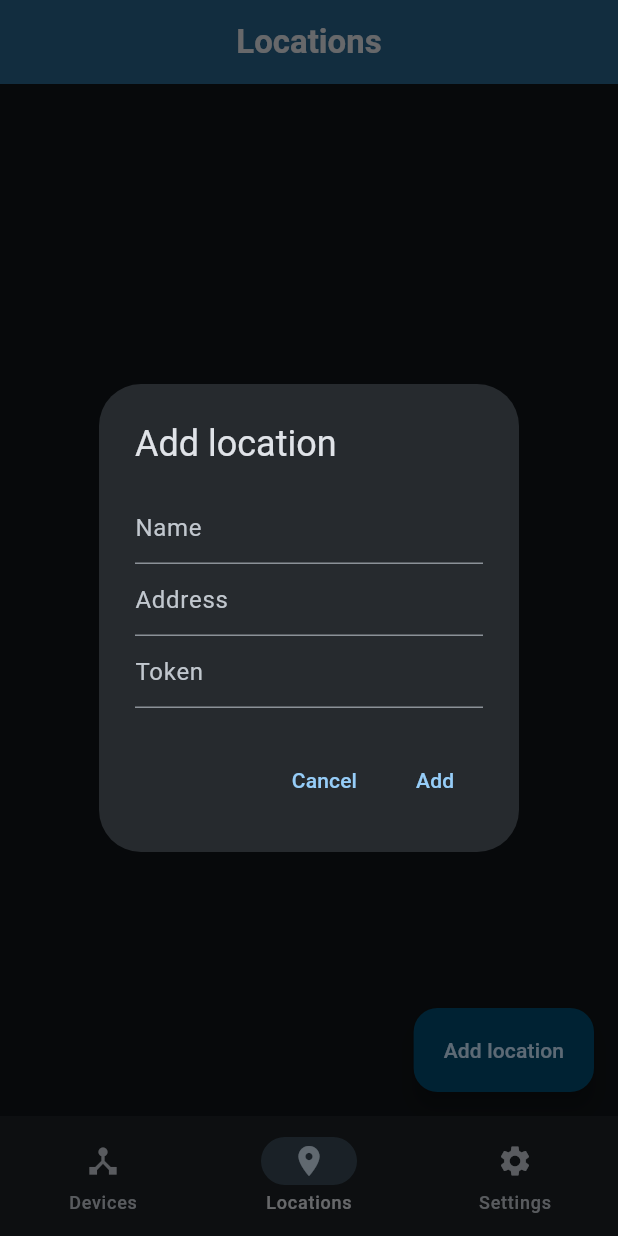
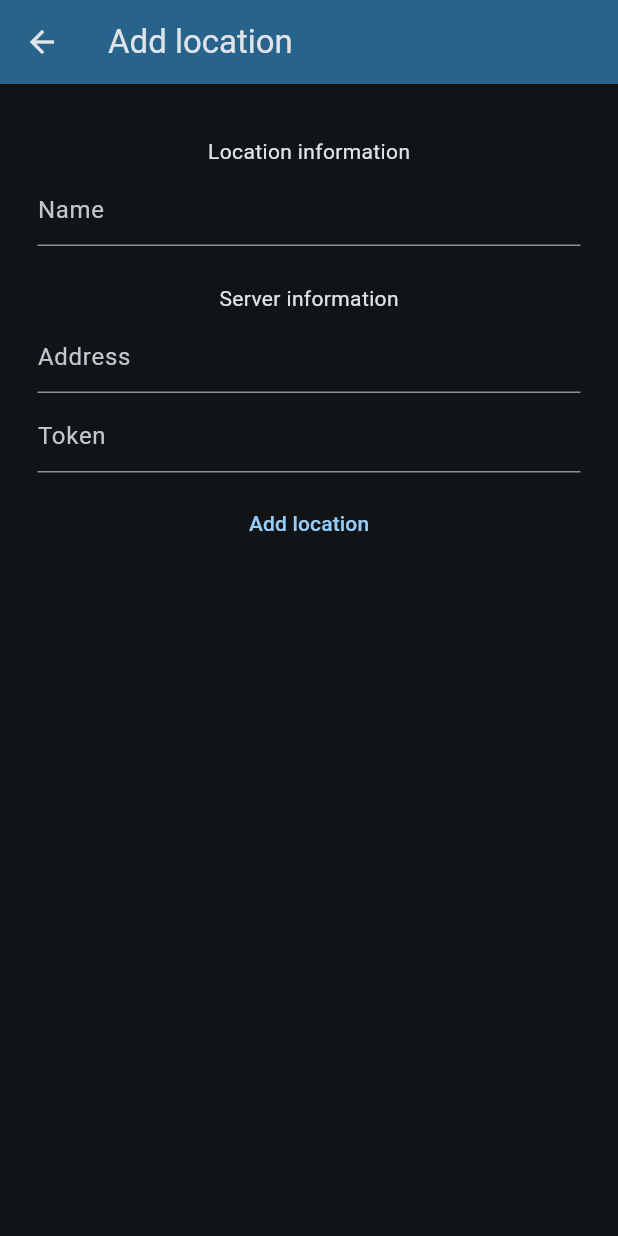
Before and after one commit to HttpRafa/wakey, a Flutter app: the screen it shows after launch, item 2 of the bottom bar chosen, after a tap on "Add location", on a phone screen of 412 x 824 dp. Run offline on Flutter 3.47's test engine with Material 3 defaults, Android fonts, the phone set to English and light mode, and no system bars; our stand-ins replace shared_preferences.

Commit message:
Worked on the add screens

```diff
--- a/app/lib/device/device.dart
+++ /dev/null
@@ -1,17 +0,0 @@
-import 'package:flutter/material.dart';
-
-class Device {
-
-  UniqueKey locationKey;
-  String name;
-
-  Device(this.locationKey, this.name);
-
-  factory Device.fromJson(Map<String, dynamic> json) => Device(json["locationKey"], json["name"]);
-
-  Map<String, dynamic> toJson() => {
-    "locationKey": locationKey,
-    "name": name
-  };
-
-}
--- a/app/lib/dialog/add_device_dialog.dart
+++ /dev/null
@@ -1,52 +0,0 @@
-import 'package:flutter/material.dart';
-import 'package:wakey/device/device.dart';
-
-import '../device/location.dart';
-
-void showAddDeviceDialog(BuildContext context, List<Device> devices, List<Location> locations, Function(Device) callback) {
-  if(locations.isNotEmpty) {
-    showDialog(context: context, builder: (context) => AlertDialog(
-      title: const Text("Add device"),
-      content: Column(
-        mainAxisSize: MainAxisSize.min,
-        children: [
-          const Text("Location"),
-          DropdownButton(
-            hint: const Text('Please choose a location'), // Not necessary for Option 1
-            value: locations.first.name,
-            onChanged: (newValue) {
-            },
-            items: locations.map((location) {
-              return DropdownMenuItem(
-                value: location,
-                child: Text(location.name),
-              );
-            }).toList(),
-          ),
-          const Padding(padding: EdgeInsets.only(top: 15), child: Text("Device")),
-          const TextField(
-            decoration: InputDecoration(hintText: "Name"),
-          ),
-        ],
-      ),
-      actions: [
-        TextButton(onPressed: () => Navigator.pop(context), child: const Text("Cancel")),
-        TextButton(onPressed: () {
-          Navigator.pop(context);
-        }, child: const Text("Add")),
-      ],
-    ));
-  } else {
-    showFailedDialog(context, "Failed to add device", "It seems like you haven't added a location yet, please add one first.");
-  }
-}
-
-void showFailedDialog(BuildContext context, String title, String message) {
-  showDialog(context: context, builder: (context) => AlertDialog(
-    title: Text(title),
-    content: Text(message),
-    actions: [
-      TextButton(onPressed: () => Navigator.pop(context), child: const Text("OK")),
-    ],
-  ));
-}
--- a/app/lib/dialog/add_location_dialog.dart
+++ /dev/null
@@ -1,48 +0,0 @@
-import 'package:flutter/material.dart';
-
-import '../device/location.dart';
-
-class AddLocationDialog {
-  static final nameController = TextEditingController();
-  static final addressController = TextEditingController();
-  static final tokenController = TextEditingController();
-
-  static void show(BuildContext context, List<Location> locations, Function(Location) callback) {
-    showDialog(context: context, builder: (context) => AlertDialog(
-      title: const Text("Add location"),
-      content: Column(
-        mainAxisSize: MainAxisSize.min,
-        children: [
-          TextField(
-            decoration: const InputDecoration(hintText: "Name"),
-            controller: nameController,
-          ),
-          TextField(
-            decoration: const InputDecoration(hintText: "Address"),
-            controller: addressController,
-          ),
-          TextField(
-            decoration: const InputDecoration(hintText: "Token"),
-            controller: tokenController,
-            obscureText: true,
-          ),
-        ],
-      ),
-      actions: [
-        TextButton(onPressed: () => Navigator.pop(context), child: const Text("Cancel")),
-        TextButton(onPressed: () {
-          if(!locations.any((element) => element.name == nameController.text)) {
-            Location location = Location(UniqueKey(), nameController.text, addressController.text, tokenController.text);
-            // TODO: Validate that location is correct
-            callback(location);
-
-            Navigator.pop(context);
-          }
-
-          const snackBar = SnackBar(content: Text("There is already a location with the same name"));
-          ScaffoldMessenger.of(context).showSnackBar(snackBar);
-        }, child: const Text("Add")),
-      ],
-    ));
-  }
-}
--- a/app/lib/device/location.dart
+++ b/app/lib/endpoint/location.dart
@@ -1,8 +1,7 @@
-import 'package:flutter/material.dart';
 
 class Location {
 
-  UniqueKey key;
+  String key;
   String name;
   String address;
   String token;
--- /dev/null
+++ b/app/lib/screen/add/add_location.dart
@@ -0,0 +1,78 @@
+import 'package:flutter/material.dart';
+import 'package:wakey/endpoint/location.dart';
+import 'package:wakey/widget/app_bar.dart';
+
+class AddLocationScreen extends StatelessWidget {
+
+  static final nameController = TextEditingController();
+  static final addressController = TextEditingController();
+  static final tokenController = TextEditingController();
+
+  final List<Location> locations;
+  final Function(Location) callback;
+
+  const AddLocationScreen(this.locations, this.callback, {super.key});
+
+  @override
+  Widget build(BuildContext context) {
+    return Scaffold(
+      appBar: generateStandardAppBar(context, "Add location"),
+      body: Padding(
+        padding: const EdgeInsets.only(right: 25, left: 25, top: 10),
+        child: Column(
+          mainAxisSize: MainAxisSize.min,
+          children: [
+            const Padding(padding: EdgeInsets.only(top: 25),
+                child: Text("Location information")),
+            Padding(padding: const EdgeInsets.only(top: 5), child: TextField(
+              decoration: const InputDecoration(hintText: "Name"),
+              controller: nameController,
+            )),
+            const Padding(padding: EdgeInsets.only(top: 25),
+                child: Text("Server information")),
+            Padding(padding: const EdgeInsets.only(top: 5), child: TextField(
+              decoration: const InputDecoration(hintText: "Address"),
+              controller: addressController,
+            )),
+            Padding(padding: const EdgeInsets.only(top: 5), child: TextField(
+              decoration: const InputDecoration(hintText: "Token"),
+              controller: tokenController,
+              obscureText: true,
+            )),
+            Padding(padding: const EdgeInsets.only(top: 10),
+                child: TextButton(onPressed: () => _addLocation(context), child: const Text("Add location")))
+          ],
+        ),
+      ),
+    );
+  }
+
+  void _addLocation(BuildContext context) {
+    if(nameController.text.isEmpty) {
+      const snackBar = SnackBar(content: Text(
+          "Please enter a valid name"));
+      ScaffoldMessenger.of(context).showSnackBar(snackBar);
+      return;
+    }
+    if (!locations.any((element) => element.name == nameController.text)) {
+      Location location = Location(
+          UniqueKey().toString(), nameController.text,
+          addressController.text, tokenController.text);
+      // TODO: Validate that location is correct
+      callback(location);
+
+      Navigator.pop(context);
+
+      // Clear input fields
+      nameController.clear();
+      addressController.clear();
+      tokenController.clear();
+      return;
+    }
+
+    const snackBar = SnackBar(content: Text(
+        "There is already a location with the same name"));
+    ScaffoldMessenger.of(context).showSnackBar(snackBar);
+  }
+
+}
--- a/app/lib/screen/devices.dart
+++ /dev/null
@@ -1,38 +0,0 @@
-import 'package:flutter/material.dart';
-import 'package:wakey/device/device.dart';
-import 'package:wakey/dialog/add_device_dialog.dart';
-import 'package:wakey/storage/app_storage.dart';
-
-import '../widget/app_bar.dart';
-
-class DevicesScreen extends StatefulWidget {
-  const DevicesScreen({super.key});
-
-  @override
-  State<StatefulWidget> createState() => DevicesScreenState();
-}
-
-class DevicesScreenState extends State<DevicesScreen> {
-
-  late List<Device> devices;
-
-  @override
-  Widget build(BuildContext context) {
-    return Scaffold(
-      appBar: generateStandardAppBar(context, "Devices"),
-      floatingActionButton: FloatingActionButton.extended(onPressed: _addDevice, label: const Text("Add device")),
-    );
-  }
-
-  @override
-  void initState() {
-    super.initState();
-
-    devices = AppStorage.pullDevices();
-  }
-
-  void _addDevice() {
-    showAddDeviceDialog(context, devices, AppStorage.pullLocations(), (p0) => null);
-  }
-
-}
--- /dev/null
+++ b/app/lib/screen/endpoints.dart
@@ -0,0 +1,66 @@
+import 'package:flutter/material.dart';
+import 'package:wakey/screen/add/add_endpoint.dart';
+
+import '../dialog/error_dialog.dart';
+import '../endpoint/endpoint.dart';
+import '../storage/app_storage.dart';
+import '../widget/app_bar.dart';
+
+class EndpointScreen extends StatefulWidget {
+  const EndpointScreen({super.key});
+
+  @override
+  State<StatefulWidget> createState() => EndpointScreenState();
+}
+
+class EndpointScreenState extends State<EndpointScreen> {
+
+  late List<Endpoint> endpoints;
+
+  @override
+  Widget build(BuildContext context) {
+    return Scaffold(
+      appBar: generateStandardAppBar(context, "Endpoints"),
+      floatingActionButton: FloatingActionButton.extended(onPressed: _addEndpoint, label: const Text("Add endpoint")),
+      body: Scrollbar(
+        child: ListView(
+          restorationId: "endpoints_list_view",
+          padding: const EdgeInsets.symmetric(vertical: 8),
+          children: [
+            for(int i = 0; i < endpoints.length; i++)
+              ListTile(
+                leading: const ExcludeSemantics(
+                  child: CircleAvatar(
+                    child: Icon(Icons.devices),
+                  ),
+                ),
+                title: Text(
+                    endpoints[i].name
+                ),
+                subtitle: Text(endpoints[i].locationKey),
+              )
+          ],
+        ),
+      ),
+    );
+  }
+
+  @override
+  void initState() {
+    super.initState();
+
+    endpoints = AppStorage.pullEndpoints();
+  }
+
+  void _addEndpoint() {
+    if(AppStorage.pullLocations().isEmpty) {
+      showFailedDialog(context, "Failed to add endpoint", "It seems like you haven't added a location yet, please add one first.");
+      return;
+    }
+    Navigator.push(context, MaterialPageRoute(builder: (context) => AddEndpointScreen(endpoints, (endpoint) => setState(() {
+      endpoints.add(endpoint);
+      AppStorage.writeEndpoints(endpoints);
+    }))));
+  }
+
+}
--- a/app/lib/screen/home.dart
+++ b/app/lib/screen/home.dart
@@ -2,7 +2,7 @@ import 'package:flutter/material.dart';
 import 'package:wakey/screen/locations.dart';
 import 'package:wakey/screen/settings.dart';
 
-import 'devices.dart';
+import 'endpoints.dart';
 
 class HomeScreen extends StatefulWidget {
   const HomeScreen({super.key});
@@ -26,13 +26,13 @@ class HomeScreenState extends State<HomeScreen> {
         },
         selectedIndex: currentPageIndex,
         destinations: const [
-          NavigationDestination(icon: Icon(Icons.device_hub), label: "Devices"),
+          NavigationDestination(icon: Icon(Icons.device_hub), label: "Endpoints"),
           NavigationDestination(icon: Icon(Icons.location_on), label: "Locations"),
           NavigationDestination(icon: Icon(Icons.settings), label: "Settings")
         ],
       ),
       body: [
-        const DevicesScreen(),
+        const EndpointScreen(),
         const LocationsScreen(),
         const SettingsScreen()
       ][currentPageIndex],
--- a/app/lib/screen/locations.dart
+++ b/app/lib/screen/locations.dart
@@ -1,8 +1,8 @@
 import 'package:flutter/material.dart';
-import 'package:wakey/device/location.dart';
-import 'package:wakey/dialog/add_location_dialog.dart';
+import 'package:wakey/screen/add/add_location.dart';
 import 'package:wakey/storage/app_storage.dart';
 
+import '../endpoint/location.dart';
 import '../widget/app_bar.dart';
 
 class LocationsScreen extends StatefulWidget {
@@ -21,6 +21,26 @@ class LocationsScreenState extends State<LocationsScreen> {
     return Scaffold(
       appBar: generateStandardAppBar(context, "Locations"),
       floatingActionButton: FloatingActionButton.extended(onPressed: _addLocation, label: const Text("Add location")),
+      body: Scrollbar(
+        child: ListView(
+          restorationId: "locations_list_view",
+          padding: const EdgeInsets.symmetric(vertical: 8),
+          children: [
+            for(int i = 0; i < locations.length; i++)
+              ListTile(
+                leading: const ExcludeSemantics(
+                  child: CircleAvatar(
+                    child: Icon(Icons.location_on),
+                  ),
+                ),
+                title: Text(
+                    locations[i].name
+                ),
+                subtitle: Text(locations[i].address),
+              )
+          ],
+        ),
+      ),
     );
   }
 
@@ -32,10 +52,10 @@ class LocationsScreenState extends State<LocationsScreen> {
   }
 
   void _addLocation() {
-    AddLocationDialog.show(context, locations, (location) => setState(() {
+    Navigator.of(context).push(MaterialPageRoute(builder: (context) => AddLocationScreen(locations, (location) => setState(() {
       locations.add(location);
       AppStorage.writeLocations(locations);
-    }));
+    }))));
   }
 
 }
--- a/app/lib/storage/app_storage.dart
+++ b/app/lib/storage/app_storage.dart
@@ -1,27 +1,27 @@
 import 'dart:convert';
 
 import 'package:shared_preferences/shared_preferences.dart';
-import 'package:wakey/device/location.dart';
 
-import '../device/device.dart';
+import '../endpoint/endpoint.dart';
+import '../endpoint/location.dart';
 
 class AppStorage {
 
-  static const _keyDevices = "devices";
+  static const _keyEndpoints = "endpoints";
   static const _keyLocations = "locations";
 
   static late SharedPreferences _preferences;
 
   static Future init() async => _preferences = await SharedPreferences.getInstance();
 
-  static Future writeDevices(List<Device> devices) async => await _preferences.setString(_keyDevices, jsonEncode(devices));
+  static Future writeEndpoints(List<Endpoint> endpoints) async => await _preferences.setString(_keyEndpoints, jsonEncode(endpoints));
   static Future writeLocations(List<Location> locations) async => await _preferences.setString(_keyLocations, jsonEncode(locations));
 
-  static List<Device> pullDevices() {
-    final data = _preferences.getString(_keyDevices);
+  static List<Endpoint> pullEndpoints() {
+    final data = _preferences.getString(_keyEndpoints);
     if(data != null) {
-      List<dynamic> devices = jsonDecode(data);
-      return List<Device>.from(devices.map((e) => Device.fromJson(e)));
+      List<dynamic> endpoints = jsonDecode(data);
+      return List<Endpoint>.from(endpoints.map((e) => Endpoint.fromJson(e)));
     }
     return [];
   }
--- a/app/lib/widget/app_bar.dart
+++ b/app/lib/widget/app_bar.dart
@@ -3,13 +3,8 @@ import 'package:flutter/material.dart';
 AppBar generateStandardAppBar(BuildContext context, String title) {
   return AppBar(
       backgroundColor: Theme.of(context).colorScheme.inversePrimary,
-      title: Center(
-        child: Text(
-          title,
-          style: const TextStyle(
-              fontWeight: FontWeight.bold
-          ),
-        ),
+      title: Text(
+        title,
       )
   );
 }
```
Also changed, not shown: app/lib/dialog/error_dialog.dart (added, +11 -0 lines), app/lib/endpoint/endpoint.dart (added, +15 -0 lines), app/lib/screen/add/add_endpoint.dart (added, +87 -0 lines), app/lib/screen/settings.dart (+7 -2 lines), 2 other files.
